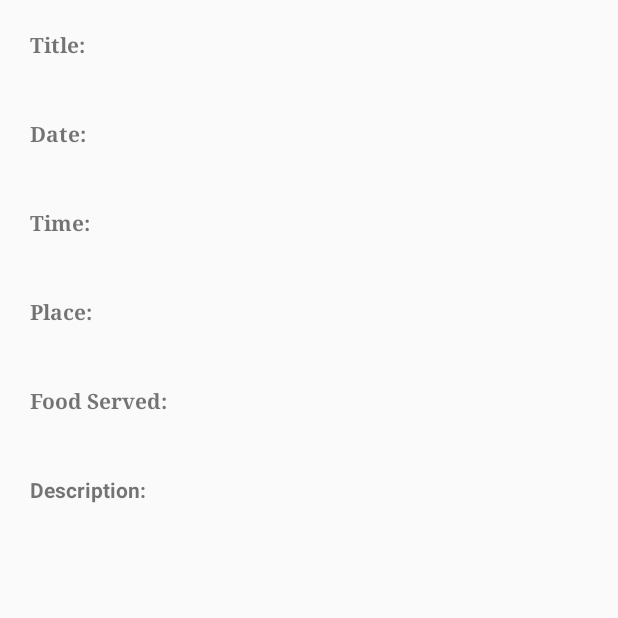
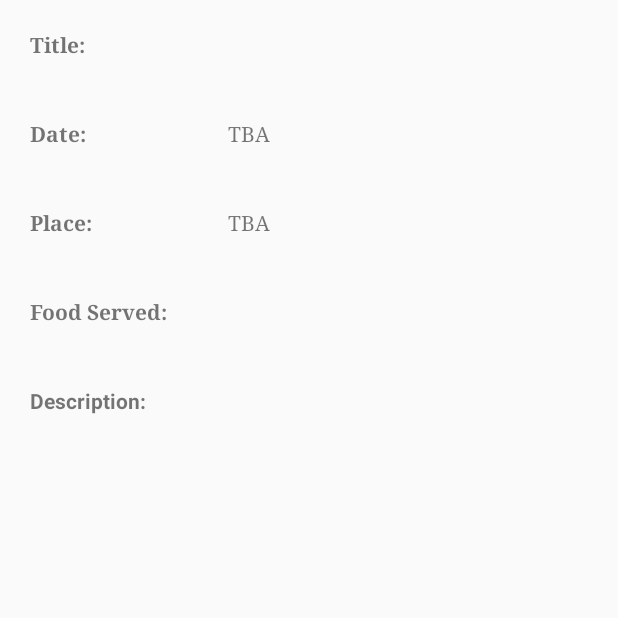
Before and after one commit to leopangchan/FreeFoodFinder, an Android app: the EventDetailsScreen screen opened directly, with no data from a screen before it, on a phone screen of 412 x 824 dp, the top half of it. Run offline under Robolectric (Android 15) with nearby library versions, the phone set to English and light mode, and no system bars; 5 statements that could not run were skipped.

Commit message:
Fix bugs

```diff
--- a/app/src/main/java/com/example/yiupang/freefoodfinder/CreateEventScreen.java
+++ b/app/src/main/java/com/example/yiupang/freefoodfinder/CreateEventScreen.java
@@ -79,6 +79,7 @@ public class CreateEventScreen extends AppCompatActivity {
         e.setFoodType(food);
         e.setDescription(desc);
     }
+
     public float[] place2Coordinates(String place){
         float[] coords;
 
--- a/app/src/main/java/com/example/yiupang/freefoodfinder/EventDetailsScreen.java
+++ b/app/src/main/java/com/example/yiupang/freefoodfinder/EventDetailsScreen.java
@@ -1,8 +1,13 @@
 package com.example.yiupang.freefoodfinder;
 
 import android.os.Bundle;
+import android.view.View;
 import android.widget.TextView;
 import android.support.v7.app.AppCompatActivity;
+
+import java.text.SimpleDateFormat;
+import java.util.Date;
+import java.util.Locale;
 
 public class EventDetailsScreen extends AppCompatActivity
 {
@@ -13,21 +18,29 @@ public class EventDetailsScreen extends AppCompatActivity
         super.onCreate(savedInstanceState);
         setContentView(R.layout.activity_event_details_screen);
 
+        SimpleDateFormat dayFormat = new SimpleDateFormat("yyyy-MM-dd", Locale.US);
+
         String selectedEventName = (String)getIntent().getExtras().getSerializable("selectedEventName");
         String selectedEventTime = (String)getIntent().getExtras().getSerializable("selectedEventTime");
         String selectedEventPlace = (String)getIntent().getExtras().getSerializable("selectedEventPlace");
         String selectedEventDesc = (String)getIntent().getExtras().getSerializable("selectedEventDesc");
         String selectedEventFoodType = (String)getIntent().getExtras().getSerializable("selectedEventFoodType");
 
+        TextView timeLabel = (TextView) findViewById(R.id.timelabel);
+        timeLabel.setVisibility(View.GONE);
+        TextView dateText = (TextView) findViewById(R.id.datetext);
+        dateText.setVisibility(View.GONE);
 
         TextView nameText = (TextView) findViewById(R.id.nameText);
         nameText.setText(selectedEventName);
 
         TextView timeText = (TextView) findViewById(R.id.timeText);
-        timeText.setText(selectedEventTime);
+        timeText.setText(selectedEventTime == null ? "TBA" :
+                dayFormat.format(new Date(Long.parseLong(selectedEventTime))));
 
         TextView placeText = (TextView) findViewById(R.id.placeText);
-        placeText.setText(selectedEventPlace);
+        placeText.setText(selectedEventPlace == null || selectedEventPlace.equals("") ?
+                "TBA" : selectedEventPlace);
 
         TextView foodText = (TextView) findViewById(R.id.foodText);
         foodText.setText(selectedEventFoodType);
--- a/app/src/main/java/com/example/yiupang/freefoodfinder/EventsScreen.java
+++ b/app/src/main/java/com/example/yiupang/freefoodfinder/EventsScreen.java
@@ -52,8 +52,8 @@ public class EventsScreen extends Fragment
             super.onResponse(response, code);
             if (code != HttpURLConnection.HTTP_OK)
                 Log.d("ON RESPONSE ERROR", "HTTP ERR: NOT OK");
-            else {
-
+            else
+            {
                 List<Event> events = Utility.parseFromJSONToEventObjs((JsonNode) response);
                 ListView listView = (ListView) view.findViewById(R.id.events_screen);
                 listView.setAdapter(new EventArrayAdapter(view.getContext(), R.layout.events_list_item, events));
--- a/app/src/main/java/com/example/yiupang/freefoodfinder/MyEventScreen.java
+++ b/app/src/main/java/com/example/yiupang/freefoodfinder/MyEventScreen.java
@@ -22,10 +22,10 @@ public class MyEventScreen extends android.support.v4.app.Fragment
     {
         final View view = inflater.inflate(R.layout.myevent_screen, container, false);
         Event google = new Event("Google Networking Session", "A Pizza", "We're hiring");
-        google.setPlace("14");
+        google.setPlace("Kennedy Library");
         google.setDate("2017-06-21");
         Event amazon = new Event("Amazon Networking Session", "Two Pizzas", "We're hiring!");
-        amazon.setPlace("Computer Science Building");
+        amazon.setPlace("20");
         amazon.setDate("2017-06-22");
         Event microsoft = new Event("Microsoft Networking Session", "Three Pizzas", "We're hiring!!!");
         microsoft.setPlace("University Union");
@@ -34,7 +34,7 @@ public class MyEventScreen extends android.support.v4.app.Fragment
         airbnb.setPlace("Kennedy Library");
         airbnb.setDate("2017-06-24");
         Event facebook = new Event("Facebook Networking Session", "Five Pizzas", "We are hiring!");
-        facebook.setPlace("Engineering West");
+        facebook.setPlace("20");
         facebook.setDate("2017-06-25");
 
         ArrayList<Event> myEventsArray = new ArrayList<>();
```
